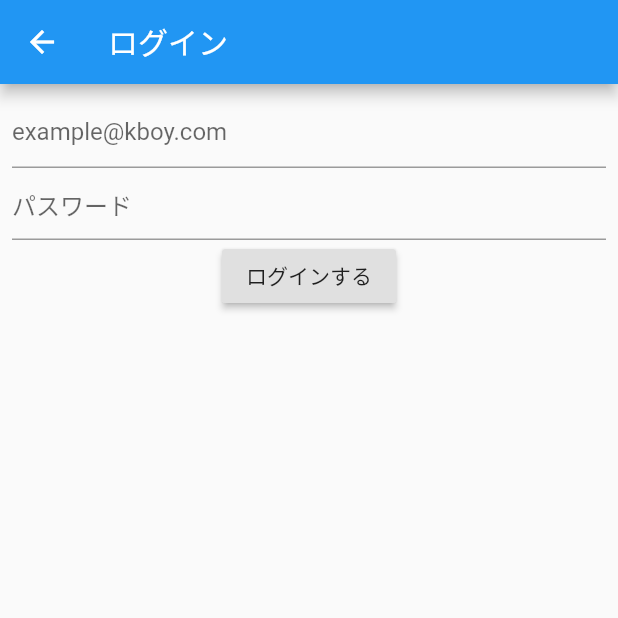
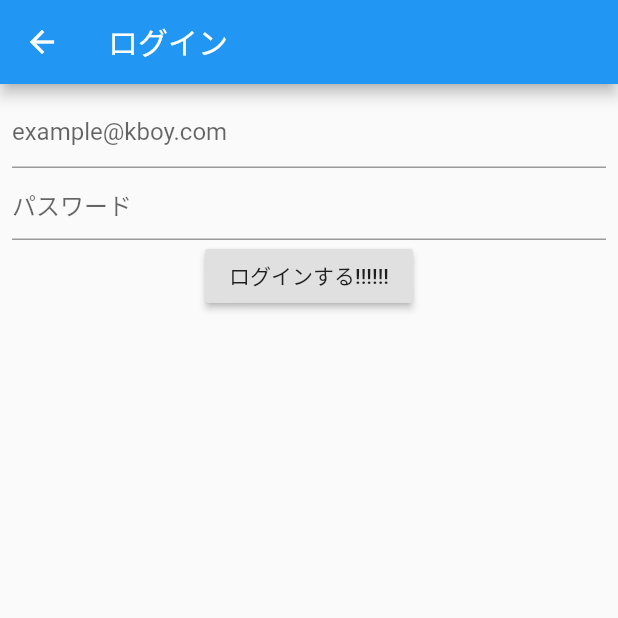
Before and after one commit to RightonSK/coriander, a Flutter app: the screen it shows after launch, after a tap on "ログイン", on a phone screen of 412 x 824 dp, the top half of it. Run offline on Flutter 3.47's test engine with Material 2 defaults, Android fonts, the phone set to English and light mode, and no system bars; our stand-ins replace cloud_firestore, firebase_auth; accounts and stored records are empty.

Commit message:
テスト

```diff
--- a/lib/login/login_page.dart
+++ b/lib/login/login_page.dart
@@ -40,7 +40,7 @@ class LoginPage extends StatelessWidget {
                     },
                   ),
                   RaisedButton(
-                    child: Text('ログインする'),
+                    child: Text('ログインする!!!!!!'),
                     onPressed: () async {
                       try {
                         await model.login();
```
